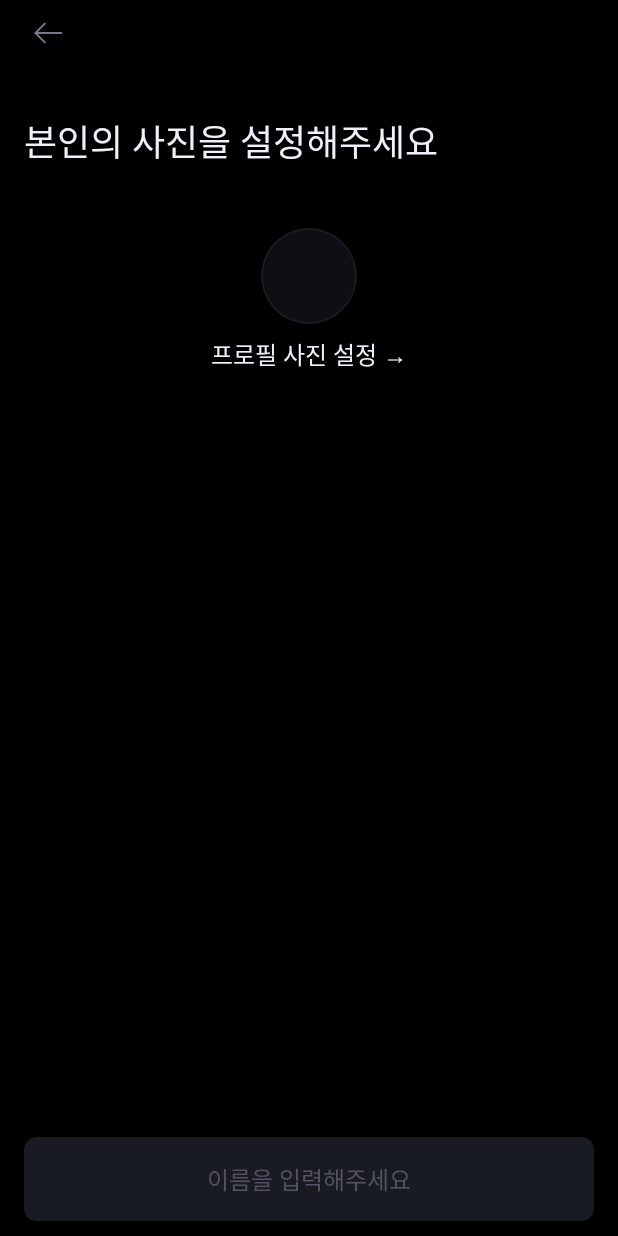
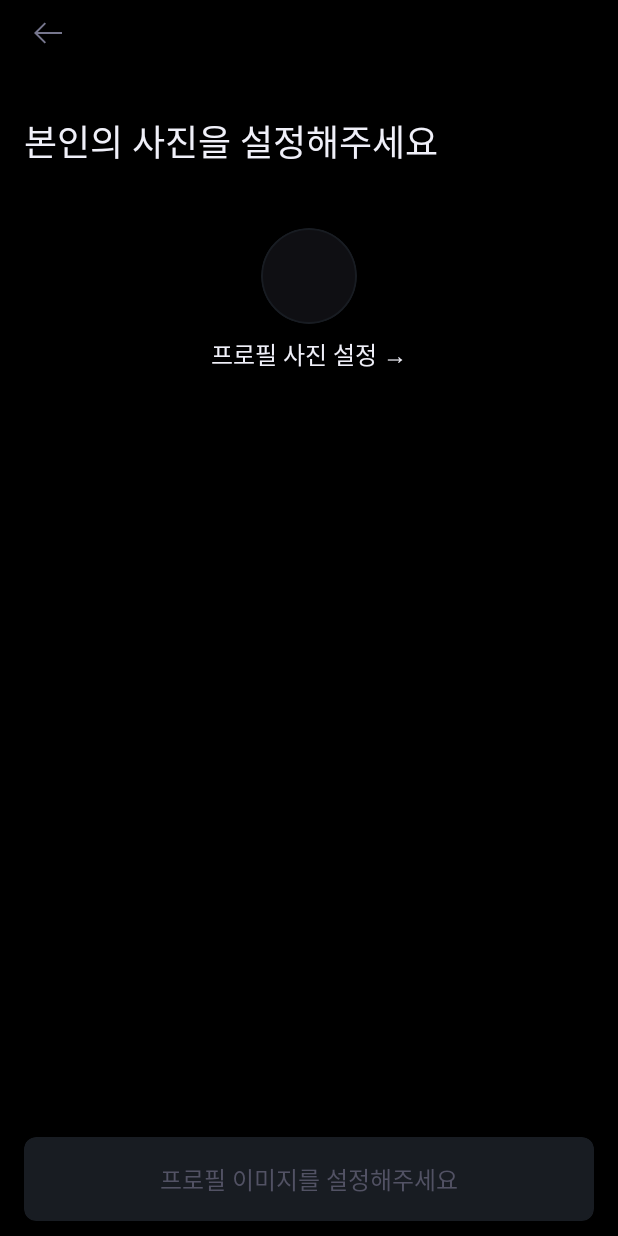
Before and after one commit to JangWoojun/ADEGO-FIREBASE, an Android app: the ProfileImageActivity screen opened directly, with no data from a screen before it, on a phone screen of 412 x 824 dp. Run offline under Robolectric (Android 15) with nearby library versions, the phone set to English and light mode, and no system bars.

Commit message:
design: ProfileImageActivity 디자인 수정

```diff
--- a/app/src/main/res/layout/activity_profile_image.xml
+++ b/app/src/main/res/layout/activity_profile_image.xml
@@ -128,7 +128,7 @@
                 android:fontFamily="@font/medium"
                 android:textSize="16sp"
                 android:textColor="@color/gray40"
-                android:text="이름을 입력해주세요"
+                android:text="프로필 이미지를 설정해주세요"
                 android:layout_width="wrap_content"
                 android:layout_height="wrap_content"/>
 
```
